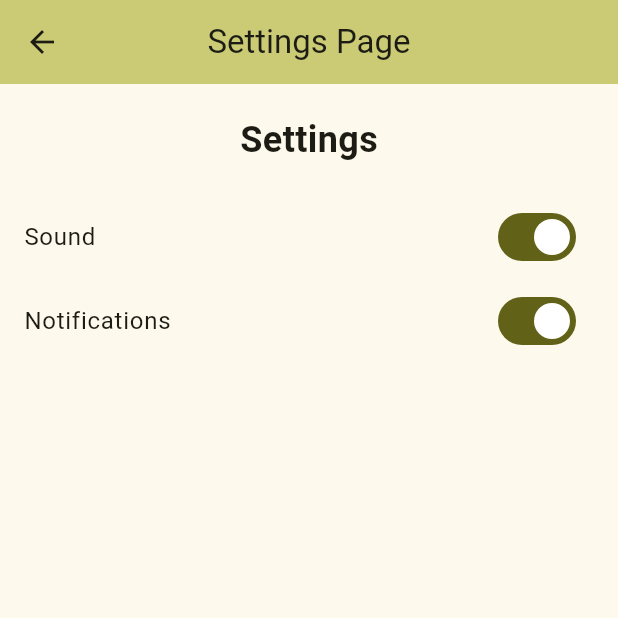
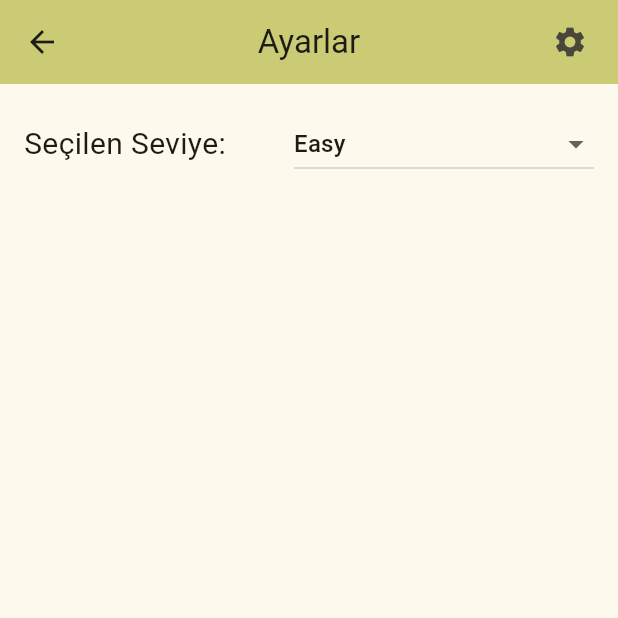
Before and after one commit to kaganzdmr58/ator_math_game, a Flutter app: the screen it shows after launch, after a tap on "Settings", on a phone screen of 412 x 824 dp, the top half of it. Run offline on Flutter 3.47's test engine with Material 3 defaults, Android fonts, the phone set to English and light mode, and no system bars; our stand-ins replace google_mobile_ads, shared_preferences.

Commit message:
set game timer

```diff
--- /dev/null
+++ b/lib/enums/game_type.dart
@@ -0,0 +1,18 @@
+enum GameType {
+  easy(1, 20, "Easy"),
+  medium(2, 15, "Medium"),
+  hard(3, 8, "Hard"),
+  ;
+
+  const GameType(this.id, this.time, this.name);
+  final int id;
+  final int time;
+  final String name;
+
+  static GameType fromId(int id) {
+    return GameType.values.firstWhere(
+      (e) => e.id == id,
+      orElse: () => GameType.easy, // varsayılan değer verebilirsin veya null döndür
+    );
+  }
+}
--- a/lib/main.dart
+++ b/lib/main.dart
@@ -1,8 +1,17 @@
 import 'package:ator_math_game/pages/home_page.dart';
+import 'package:ator_math_game/providers/game_settings_provider.dart';
 import 'package:flutter/material.dart';
+import 'package:provider/provider.dart';
 
 void main() {
-  runApp(const MyApp());
+  runApp(
+    MultiProvider(
+      providers: [
+        ChangeNotifierProvider(create: (_) => GameSettingsProvider())
+      ],
+      child: const MyApp(),
+    ),
+  );
 }
 
 class MyApp extends StatelessWidget {
--- a/lib/pages/home_page.dart
+++ b/lib/pages/home_page.dart
@@ -1,4 +1,5 @@
-import 'package:ator_math_game/pages/plus_one_page.dart';
+import 'package:ator_math_game/enums/page_type.dart';
+import 'package:ator_math_game/pages/base_game_page.dart';
 import 'package:ator_math_game/pages/settings_page.dart';
 import 'package:ator_math_game/utils/tools.dart';
 import 'package:ator_math_game/widgets/global_appbar.dart';
@@ -11,7 +12,7 @@ class HomePage extends StatelessWidget {
   @override
   Widget build(BuildContext context) {
     return Scaffold(
-      appBar:CustomAppBar(),
+      appBar: CustomAppBar(),
       body: Center(
         child: Column(
           mainAxisAlignment: MainAxisAlignment.center,
@@ -23,14 +24,31 @@ class HomePage extends StatelessWidget {
             const SizedBox(height: 20),
             ElevatedButton(
               onPressed: () {
-                goto(context, PlusOnePage(title: title));
+                goto(
+                    context,
+                    BaseGamePage(
+                      title: title,
+                      pageType: PageType.plusTen,
+                    ));
               },
               child: const Text('Start Game'),
             ),
             const SizedBox(height: 20),
             ElevatedButton(
               onPressed: () {
-                goto(context, SettingsPage(title: title));
+                goto(
+                    context,
+                    BaseGamePage(
+                      title: title,
+                      pageType: PageType.minusTen,
+                    ));
+              },
+              child: const Text('Start Game Minus'),
+            ),
+            const SizedBox(height: 20),
+            ElevatedButton(
+              onPressed: () {
+                goto(context, SettingsPage());
               },
               child: const Text('Settings'),
             ),
--- a/lib/pages/settings_page.dart
+++ b/lib/pages/settings_page.dart
@@ -1,41 +1,49 @@
 import 'package:ator_math_game/widgets/global_appbar.dart';
 import 'package:flutter/material.dart';
+import 'package:provider/provider.dart';
+
+import '../enums/game_type.dart';
+import '../providers/game_settings_provider.dart';
 
 class SettingsPage extends StatelessWidget {
-  final String title;
-  const SettingsPage({super.key, required this.title});
+  const SettingsPage({super.key});
 
   @override
   Widget build(BuildContext context) {
+    final gameSettings = Provider.of<GameSettingsProvider>(context);
+
+
     return Scaffold(
-      appBar: CustomAppBar(actions: [],title: "Settings Page",),
-      body: Column(
-        children: [
-          const SizedBox(height: 20),
-          const Text(
-            'Settings',
-            style: TextStyle(fontSize: 24, fontWeight: FontWeight.bold),
-          ),
-          const SizedBox(height: 20),
-          ListTile(
-            title: const Text('Sound'),
-            trailing: Switch(
-              value: true,
-              onChanged: (value) {
-                // Handle sound toggle
-              },
+      appBar: CustomAppBar(title: 'Ayarlar'),
+      body: Padding(
+        padding: const EdgeInsets.all(16.0),
+        child: Row(
+          mainAxisAlignment: MainAxisAlignment.spaceBetween,
+          children: [
+            Text(
+              'Seçilen Seviye:',
+              style: const TextStyle(fontSize: 20),
             ),
-          ),
-          ListTile(
-            title: const Text('Notifications'),
-            trailing: Switch(
-              value: true,
-              onChanged: (value) {
-                // Handle notifications toggle
-              },
+            SizedBox(
+              width: 200,
+              child: DropdownButton<GameType>(
+                value: gameSettings.selectedGameType,
+                isExpanded: true,
+                items: GameType.values.map((type) {
+                  return DropdownMenuItem<GameType>(
+                    value: type,
+                    child: Text(type.name),
+                  );
+                }).toList(),
+                onChanged: (GameType? newValue) {
+                  if (newValue != null) {
+                    gameSettings.setGameType(newValue);
+                  }
+                },
+              ),
             ),
-          ),
-        ],
+          ],
+        ),
       ),
     );
   }
--- /dev/null
+++ b/lib/providers/game_settings_provider.dart
@@ -0,0 +1,13 @@
+import 'package:ator_math_game/enums/game_type.dart';
+import 'package:flutter/material.dart';
+
+class GameSettingsProvider extends ChangeNotifier {
+  GameType _selectedGameType = GameType.easy;
+
+  GameType get selectedGameType => _selectedGameType;
+
+  void setGameType(GameType type) {
+    _selectedGameType = type;
+    notifyListeners();
+  }
+}
--- a/lib/widgets/global_appbar.dart
+++ b/lib/widgets/global_appbar.dart
@@ -28,7 +28,7 @@ class CustomAppBar extends StatelessWidget implements PreferredSizeWidget {
               padding: const EdgeInsets.all(8.0),
               child: IconButton(
                 onPressed: () {
-                  goto(context, SettingsPage(title: title ?? ''));
+                  goto(context, SettingsPage());
                 },
                 icon: Icon(Icons.settings),
               ),
--- a/pubspec.yaml
+++ b/pubspec.yaml
@@ -37,6 +37,7 @@ dependencies:
   cupertino_icons: ^1.0.8
   google_mobile_ads: ^6.0.0
   shared_preferences: ^2.5.3
+  provider: ^6.1.4
 
 
 dev_dependencies:
```
Also changed, not shown: lib/enums/page_type.dart (added, +28 -0 lines), lib/pages/base_game_page.dart (added, +246 -0 lines), lib/pages/plus_one_page.dart (deleted, +0 -241 lines), lib/utils/const.dart (added, +9 -0 lines), lib/utils/preferences.dart (added, +59 -0 lines), pubspec.lock, 1 other file.
